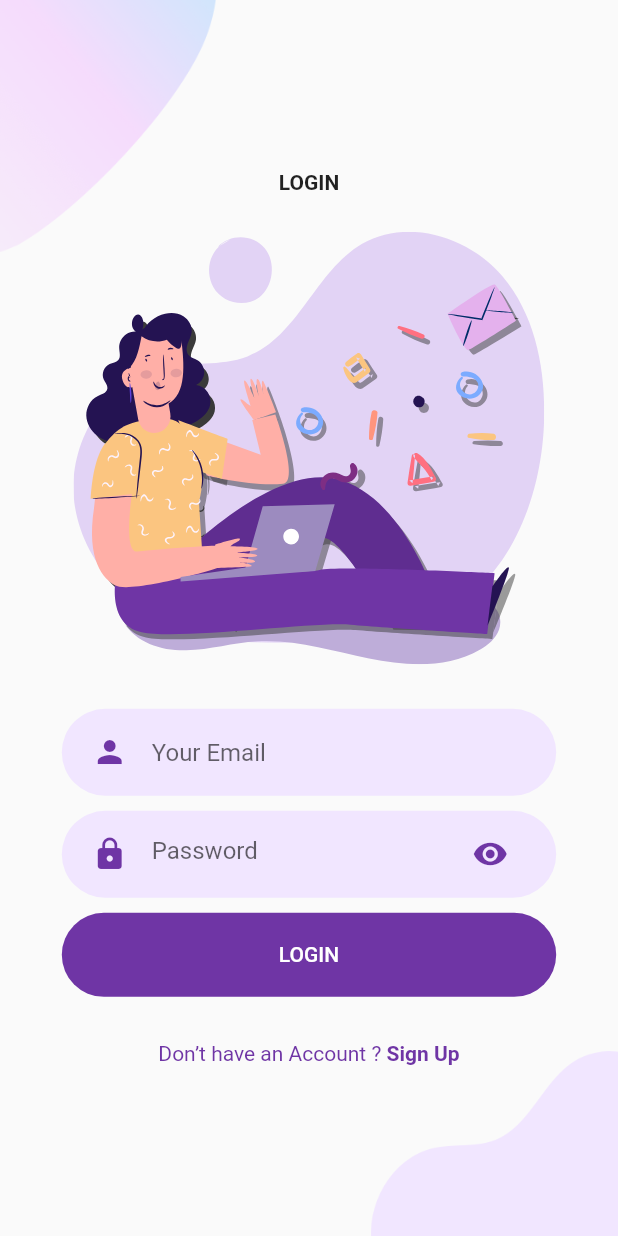
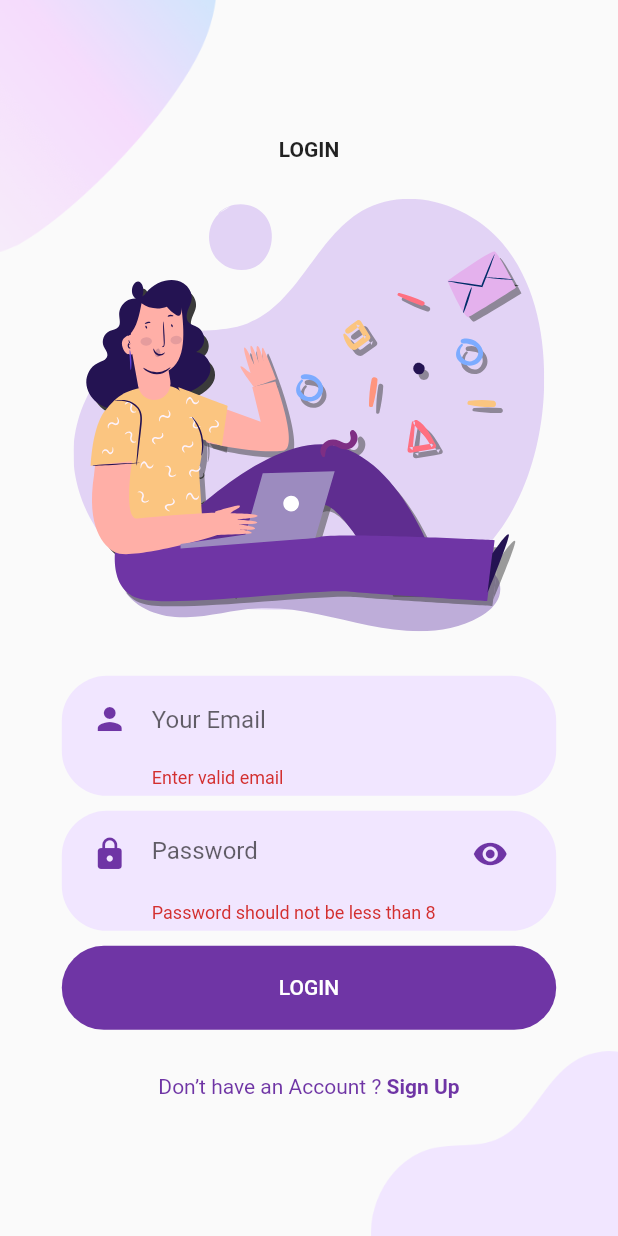
Before and after one commit to sidjmishra/Friend-Suggestion-on-Music, a Flutter app: the screen it shows after launch, after a tap on "LOGIN", on a phone screen of 412 x 824 dp. Run offline on Flutter 3.47's test engine with Material 2 defaults, Android fonts, the phone set to English and light mode, and no system bars; our stand-ins replace cloud_firestore, firebase_auth, firebase_core, flutter_dotenv, flutter_svg, logger; missing offline and left inert: spotify_sdk; accounts and stored records are empty.

Commit message:
Login Function

```diff
--- a/spotify_music_auth/lib/main.dart
+++ b/spotify_music_auth/lib/main.dart
@@ -1,5 +1,6 @@
 import 'package:firebase_core/firebase_core.dart';
 import 'package:flutter/material.dart';
+import 'package:spotify_music_auth/constants/constants.dart';
 import 'package:spotify_music_auth/services/auth.dart';
 import 'package:spotify_music_auth/services/spotifyauth.dart';
 
@@ -20,6 +21,7 @@ class Home extends StatelessWidget {
       builder: (context, snapshot) {
         if (snapshot.hasError) {
           return MaterialApp(
+            title: "Play Connect",
             debugShowCheckedModeBanner: false,
             home: Center(
               child: Text(snapshot.error.toString()),
@@ -28,15 +30,16 @@ class Home extends StatelessWidget {
         }
         if (snapshot.connectionState == ConnectionState.done) {
           return MaterialApp(
+            title: "Play Connect",
             theme: ThemeData(
-              primarySwatch: Colors.indigo,
+              primarySwatch: Colors.purple,
             ),
             debugShowCheckedModeBanner: false,
             home: AuthService().handleAuth(),
           );
         }
         return const CircularProgressIndicator(
-          color: Colors.green,
+          color: Colors.purple,
         );
       },
     );
--- a/spotify_music_auth/lib/screens/login.dart
+++ b/spotify_music_auth/lib/screens/login.dart
@@ -2,9 +2,11 @@ import 'package:flutter/material.dart';
 import 'package:flutter_svg/svg.dart';
 import 'package:spotify_music_auth/components/alreadyhaveaccount.dart';
 import 'package:spotify_music_auth/components/roundedbutton.dart';
-import 'package:spotify_music_auth/components/roundedinputfield.dart';
 import 'package:spotify_music_auth/components/roundedpassword.dart';
+import 'package:spotify_music_auth/components/textfieldcontainer.dart';
 import 'package:spotify_music_auth/constants/constants.dart';
+import 'package:spotify_music_auth/screens/home.dart';
+import 'package:spotify_music_auth/services/auth.dart';
 
 class LoginPage extends StatefulWidget {
   final Function? toggleView;
@@ -16,6 +18,37 @@ class LoginPage extends StatefulWidget {
 }
 
 class _LoginPageState extends State<LoginPage> {
+  bool _isObscure = true;
+  String _errorMessage = '';
+
+  final _formKey = GlobalKey<FormState>();
+  AuthService authService = AuthService();
+
+  TextEditingController email = TextEditingController();
+  TextEditingController password = TextEditingController();
+
+  Future signIn() async {
+    if (_formKey.currentState!.validate()) {
+      try {
+        await authService.signInPlay(email.text, password.text).then((value) {
+          print(value);
+          if (value != 'error') {
+            // Navigator.pushNamed(context, '/');
+            Navigator.pushReplacement(context,
+                MaterialPageRoute(builder: (context) => const HomePage()));
+          }
+        }).catchError((err) {
+          print(err);
+          setState(() {
+            _errorMessage = err;
+          });
+        });
+      } catch (e) {
+        print(e);
+      }
+    }
+  }
+
   @override
   Widget build(BuildContext context) {
     Size size = MediaQuery.of(context).size;
@@ -44,6 +77,8 @@ class _LoginPageState extends State<LoginPage> {
                 ),
               ),
               SingleChildScrollView(
+                child: Form(
+                  key: _formKey,
                   child: Column(
                     mainAxisAlignment: MainAxisAlignment.center,
                     children: <Widget>[
@@ -57,16 +92,64 @@ class _LoginPageState extends State<LoginPage> {
                         height: size.height * 0.35,
                       ),
                       SizedBox(height: size.height * 0.03),
-                    RoundedInputField(
+                      TextFieldContainer(
+                        child: TextFormField(
+                          validator: (val) {
+                            return RegExp(
+                                        r"^[a-zA-Z0-9.!#$%&'*+/=?^_`{|}~-]+@[a-zA-Z0-9](?:[a-zA-Z0-9-]{0,253}[a-zA-Z0-9])?(?:\.[a-zA-Z0-9](?:[a-zA-Z0-9-]{0,253}[a-zA-Z0-9])?)*$")
+                                    .hasMatch(val!)
+                                ? null
+                                : 'Enter valid email';
+                          },
+                          keyboardType: TextInputType.emailAddress,
+                          controller: email,
+                          cursorColor: kPrimaryColor,
+                          decoration: const InputDecoration(
+                            icon: Icon(
+                              Icons.person,
+                              color: kPrimaryColor,
+                            ),
                             hintText: "Your Email",
-                      onChanged: (value) {},
+                            border: InputBorder.none,
                           ),
-                    RoundedPasswordField(
-                      onChanged: (value) {},
+                        ),
+                      ),
+                      TextFieldContainer(
+                        child: TextFormField(
+                          validator: (val) {
+                            return val!.length < 8 || val.isEmpty
+                                ? 'Password should not be less than 8'
+                                : null;
+                          },
+                          controller: password,
+                          obscureText: _isObscure,
+                          cursorColor: kPrimaryColor,
+                          decoration: InputDecoration(
+                            hintText: "Password",
+                            icon: const Icon(
+                              Icons.lock,
+                              color: kPrimaryColor,
+                            ),
+                            suffixIcon: IconButton(
+                              icon: Icon(
+                                _isObscure
+                                    ? Icons.visibility
+                                    : Icons.visibility_off,
+                                color: kPrimaryColor,
+                              ),
+                              onPressed: () {
+                                setState(() {
+                                  _isObscure = !_isObscure;
+                                });
+                              },
+                            ),
+                            border: InputBorder.none,
+                          ),
+                        ),
                       ),
                       RoundedButton(
                         text: "LOGIN",
-                      press: () {},
+                        press: signIn,
                       ),
                       SizedBox(height: size.height * 0.03),
                       AlreadyHaveAnAccountCheck(
@@ -84,6 +167,7 @@ class _LoginPageState extends State<LoginPage> {
                     ],
                   ),
                 ),
+              ),
             ],
           ),
         ),
```
Also changed, not shown: 1 other file. Lines whose indentation alone changed are shown as unchanged.
